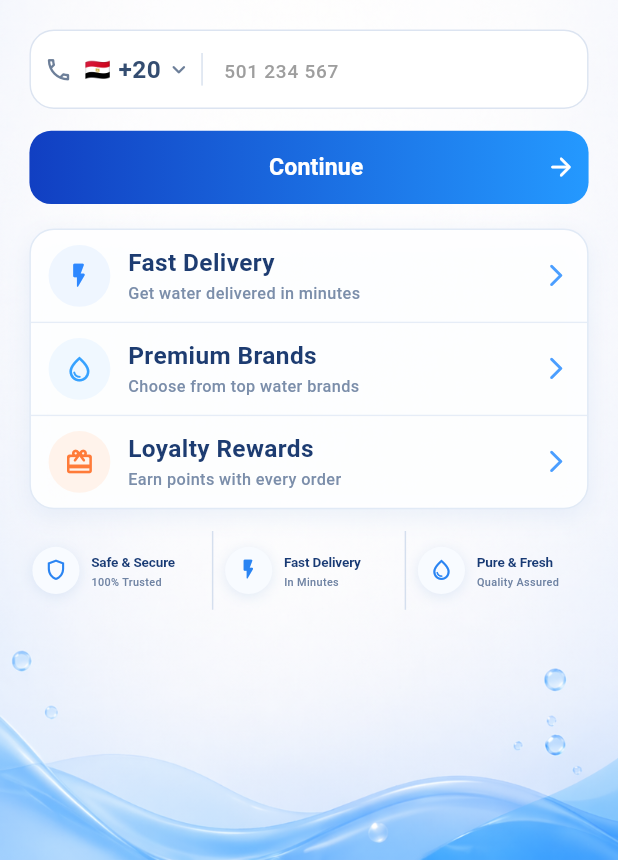
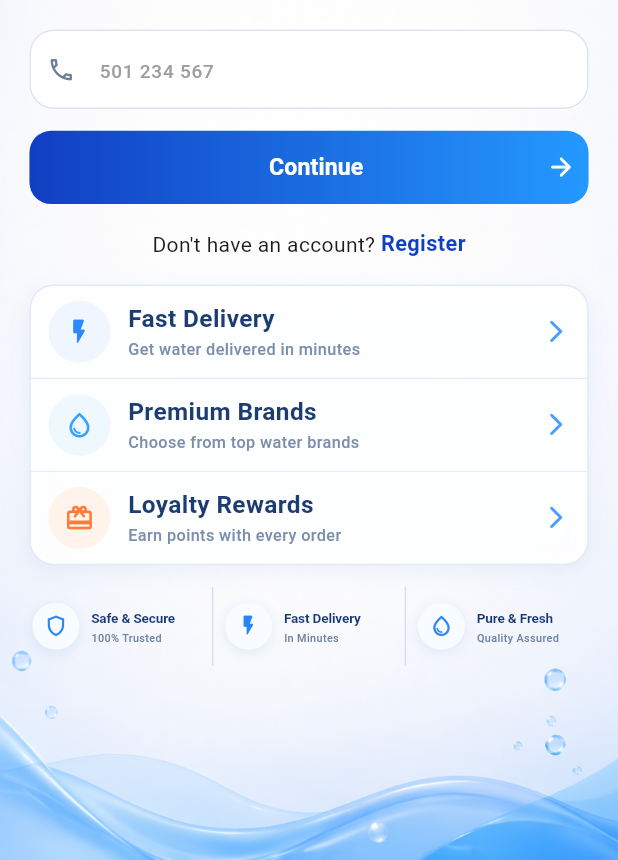
Before and after one commit to mostafaomeha725/watterrush, a Flutter app: the screen it shows after launch, after a tap on "I'm a Customer", on a phone screen of 412 x 824 dp, the part 376-1236 px from its top. Run offline on Flutter 3.47's test engine with Material 3 defaults, Android fonts, the phone set to English and light mode, and no system bars; our stand-ins replace cached_network_image, dartz, dio, dropdown_button2, equatable, file_picker and 16 more; missing offline and left inert: chucker_flutter.

Commit message:
add REGISTER customer UI

```diff
--- a/lib/core/routes/app_routes.dart
+++ b/lib/core/routes/app_routes.dart
@@ -4,6 +4,7 @@ import 'package:go_router/go_router.dart';
 import 'package:waterrush/core/widgets/custom_nav_bar.dart';
 import 'package:waterrush/features/auth/presentation/screens/auth_type_screen.dart';
 import 'package:waterrush/features/auth/presentation/screens/customer_login_screen.dart';
+import 'package:waterrush/features/auth/presentation/screens/customer_register_screen.dart';
 import 'package:waterrush/features/auth/presentation/screens/driver_login_screen.dart';
 import 'package:waterrush/features/auth/presentation/screens/otp_screen.dart';
 import 'package:waterrush/features/custoomer/customer_cart/presentation/screens/checkout_screen.dart';
@@ -46,6 +47,10 @@ GoRouter createRouter() {
       GoRoute(
         path: Routes.customerLoginScreen,
         builder: (context, state) => const CustomerLoginScreen(),
+      ),
+      GoRoute(
+        path: Routes.registerScreen,
+        builder: (context, state) => const CustomerRegisterScreen(),
       ),
       GoRoute(
         path: Routes.driverLoginScreen,
--- a/lib/features/auth/presentation/widgets/auth_phone_login_screen_body.dart
+++ b/lib/features/auth/presentation/widgets/auth_phone_login_screen_body.dart
@@ -1,10 +1,11 @@
-import 'package:country_picker/country_picker.dart';
 import 'package:flutter/material.dart';
 import 'package:flutter_screenutil/flutter_screenutil.dart';
 import 'package:go_router/go_router.dart';
 import 'package:waterrush/core/constants/app_assets.dart';
 import 'package:waterrush/core/routes/route_paths.dart';
+import 'package:waterrush/core/theme/styles.dart';
 import 'package:waterrush/core/widgets/app_asset.dart';
+import 'package:waterrush/core/widgets/custom_text.dart';
 import 'package:waterrush/features/auth/presentation/widgets/auth_login_back_button.dart';
 import 'package:waterrush/features/auth/presentation/widgets/auth_login_continue_button.dart';
 import 'package:waterrush/features/auth/presentation/widgets/auth_login_header_section.dart';
@@ -38,15 +39,11 @@ class AuthPhoneLoginScreenBody extends StatefulWidget {
 
 class _AuthPhoneLoginScreenBodyState extends State<AuthPhoneLoginScreenBody> {
   late final TextEditingController _phoneController;
-  late String _selectedFlag;
-  late String _selectedCode;
 
   @override
   void initState() {
     super.initState();
     _phoneController = TextEditingController();
-    _selectedFlag = widget.mode == AuthLoginMode.driver ? '🇺🇸' : '🇪🇬';
-    _selectedCode = widget.mode == AuthLoginMode.driver ? '+1' : '+20';
   }
 
   @override
@@ -78,20 +75,6 @@ class _AuthPhoneLoginScreenBodyState extends State<AuthPhoneLoginScreenBody> {
                   PhoneInputField(
                     controller: _phoneController,
                     hint: widget.phoneHint,
-                    countryFlag: _selectedFlag,
-                    countryCode: _selectedCode,
-                    onCountryTap: () {
-                      showCountryPicker(
-                        context: context,
-                        showPhoneCode: true,
-                        onSelect: (Country country) {
-                          setState(() {
-                            _selectedFlag = country.flagEmoji;
-                            _selectedCode = '+${country.phoneCode}';
-                          });
-                        },
-                      );
-                    },
                   ),
                   SizedBox(height: 16.h),
                   AuthLoginContinueButton(
@@ -104,9 +87,25 @@ class _AuthPhoneLoginScreenBodyState extends State<AuthPhoneLoginScreenBody> {
                     },
                   ),
                   SizedBox(height: 18.h),
-                  if (widget.mode == AuthLoginMode.customer)
-                    const CustomerLoginBottomSection()
-                  else
+                  if (widget.mode == AuthLoginMode.customer) ...[
+                    Row(
+                      mainAxisAlignment: MainAxisAlignment.center,
+                      children: [
+                        const AppText('Don\'t have an account? '),
+                        GestureDetector(
+                          onTap: () => context.push(Routes.registerScreen),
+                          child: AppText(
+                            'Register',
+                            style: font16w700.copyWith(
+                              color: const Color(0xFF113FC2),
+                            ),
+                          ),
+                        ),
+                      ],
+                    ),
+                    SizedBox(height: 18.h),
+                    const CustomerLoginBottomSection(),
+                  ] else
                     const DriverLoginBottomSection(),
                   SizedBox(height: 16.h),
                   AuthTypeTrustBar(
--- a/lib/features/auth/presentation/widgets/phone_input_field.dart
+++ b/lib/features/auth/presentation/widgets/phone_input_field.dart
@@ -2,23 +2,16 @@ import 'package:flutter/material.dart';
 import 'package:flutter_screenutil/flutter_screenutil.dart';
 import 'package:waterrush/core/theme/light_colors.dart';
 import 'package:waterrush/core/widgets/app_form_field.dart';
-import 'package:waterrush/core/widgets/custom_text.dart';
 
 class PhoneInputField extends StatelessWidget {
   const PhoneInputField({
     super.key,
     required this.controller,
     required this.hint,
-    this.countryFlag = '🇪🇬',
-    this.countryCode = '+20',
-    this.onCountryTap,
   });
 
   final TextEditingController controller;
   final String hint;
-  final String countryFlag;
-  final String countryCode;
-  final VoidCallback? onCountryTap;
 
   @override
   Widget build(BuildContext context) {
@@ -31,45 +24,13 @@ class PhoneInputField extends StatelessWidget {
       borderColor: const Color(0xFFDCE4F1),
       focusedBorderColor: AppLightColors.buttonColor,
       borderWidth: 1.w,
-      contentPadding: EdgeInsets.symmetric(horizontal: 12.w, vertical: 16.h),
-      prefixIcon: SizedBox(
-        width: 128.w,
-        child: GestureDetector(
-          onTap: onCountryTap,
-          behavior: HitTestBehavior.opaque,
-          child: Row(
-            children: [
-              SizedBox(width: 10.w),
-              Icon(
-                Icons.phone_outlined,
-                size: 21.sp,
-                color: const Color(0xFF6D7F99),
-              ),
-              SizedBox(width: 8.w),
-              AppText(countryFlag, alignment: AlignmentDirectional.center),
-              SizedBox(width: 5.w),
-              AppText(
-                countryCode,
-                style: TextStyle(
-                  color: const Color(0xFF344D71),
-                  fontWeight: FontWeight.w700,
-                  fontSize: 18.sp,
-                ),
-              ),
-              SizedBox(width: 3.w),
-              Icon(
-                Icons.keyboard_arrow_down_rounded,
-                size: 20.sp,
-                color: const Color(0xFF6D7F99),
-              ),
-              SizedBox(width: 6.w),
-              Container(
-                width: 1.w,
-                height: 24.h,
-                color: const Color(0xFFD8E1EE),
-              ),
-            ],
-          ),
+      contentPadding: EdgeInsets.symmetric(horizontal: 16.w, vertical: 16.h),
+      prefixIcon: Padding(
+        padding: EdgeInsets.symmetric(horizontal: 12.w),
+        child: Icon(
+          Icons.phone_outlined,
+          size: 21.sp,
+          color: const Color(0xFF6D7F99),
         ),
       ),
     );
```
Also changed, not shown: lib/features/auth/presentation/screens/customer_register_screen.dart (added, +11 -0 lines), lib/features/auth/presentation/widgets/customer_register_screen_body.dart (added, +212 -0 lines).
